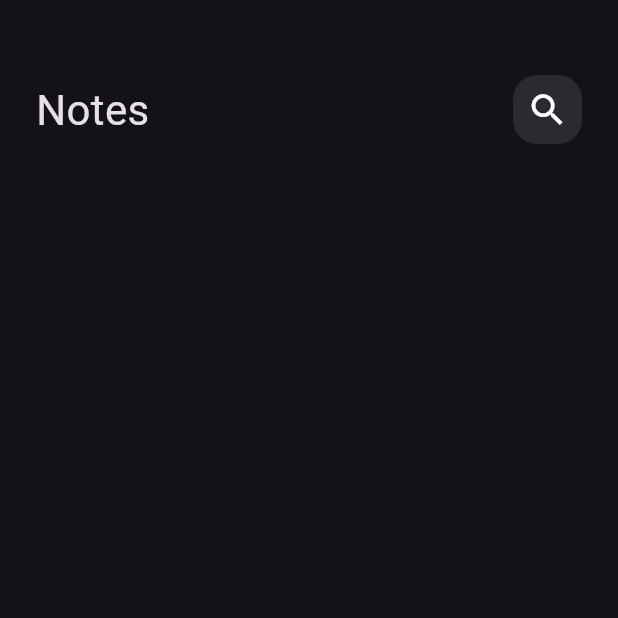
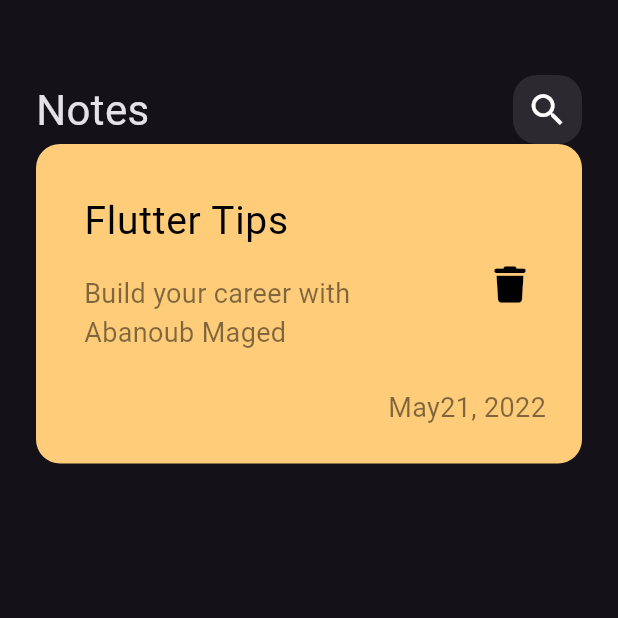
Before and after one commit to AbanoubMagedShawky/notes_app, a Flutter app: the screen it shows after launch, on a phone screen of 412 x 824 dp, the top half of it. Run offline on Flutter 3.47's test engine with Material 3 defaults, Android fonts, the phone set to English and light mode, and no system bars; our stand-ins replace font_awesome_flutter.

Commit message:
create custom note item

```diff
--- /dev/null
+++ b/lib/widgets/custom_note_item.dart
@@ -0,0 +1,57 @@
+import 'package:flutter/material.dart';
+import 'package:font_awesome_flutter/font_awesome_flutter.dart';
+
+class NoteItem extends StatelessWidget {
+  const NoteItem({super.key});
+
+  @override
+  Widget build(BuildContext context) {
+    return Container(
+      padding: EdgeInsets.only(
+        top: 24,
+        bottom: 24,
+        left: 16,
+      ),
+      decoration: BoxDecoration(
+        color: Color(0xFFffcd7a),
+        borderRadius: BorderRadius.circular(16),
+      ),
+      child: Column(crossAxisAlignment: CrossAxisAlignment.end, children: [
+        ListTile(
+          title: Text(
+            'Flutter Tips',
+            style: TextStyle(
+              color: Colors.black,
+              fontSize: 26,
+            ),
+          ),
+          subtitle: Padding(
+            padding: const EdgeInsets.symmetric(vertical: 16),
+            child: Text(
+              'Build your career with Abanoub Maged',
+              style: TextStyle(
+                color: Colors.black.withOpacity(0.5),
+                fontSize: 18,
+              ),
+            ),
+          ),
+          trailing: IconButton(
+              onPressed: () {},
+              icon: Icon(
+                FontAwesomeIcons.trash,
+                color: Colors.black,
+                size: 24,
+              )),
+        ),
+        Padding(
+          padding: const EdgeInsets.only(right: 24),
+          child: Text('May21, 2022',
+              style: TextStyle(
+                color: Colors.black.withOpacity(0.5),
+                fontSize: 18,
+              )),
+        )
+      ]),
+    );
+  }
+}
--- a/lib/widgets/notes_view_body.dart
+++ b/lib/widgets/notes_view_body.dart
@@ -1,5 +1,6 @@
 import 'package:flutter/material.dart';
 import 'package:notes_app/widgets/custom_app_bar.dart';
+import 'package:notes_app/widgets/custom_note_item.dart';
 
 class NotesViewBody extends StatelessWidget {
   const NotesViewBody({super.key});
@@ -14,6 +15,7 @@ class NotesViewBody extends StatelessWidget {
             height: 50,
           ),
           CustomAppBar(),
+          NoteItem()
         ],
       ),
     );
```
Also changed, not shown: pubspec.yaml (+4 -12 lines), pubspec.lock.
